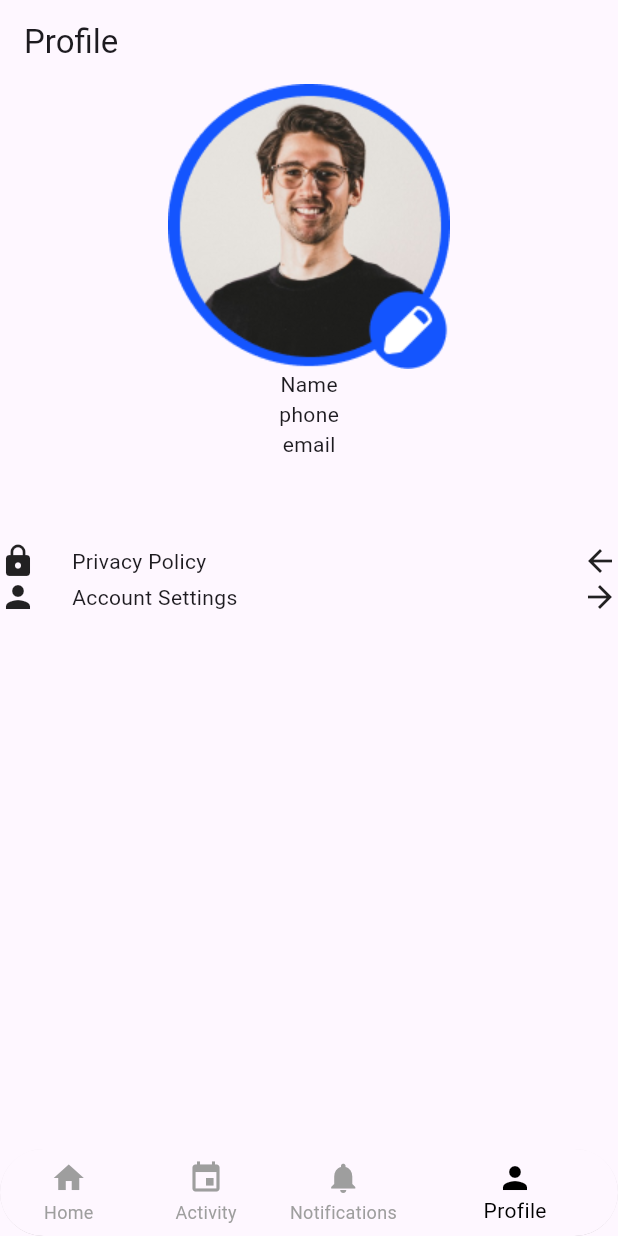
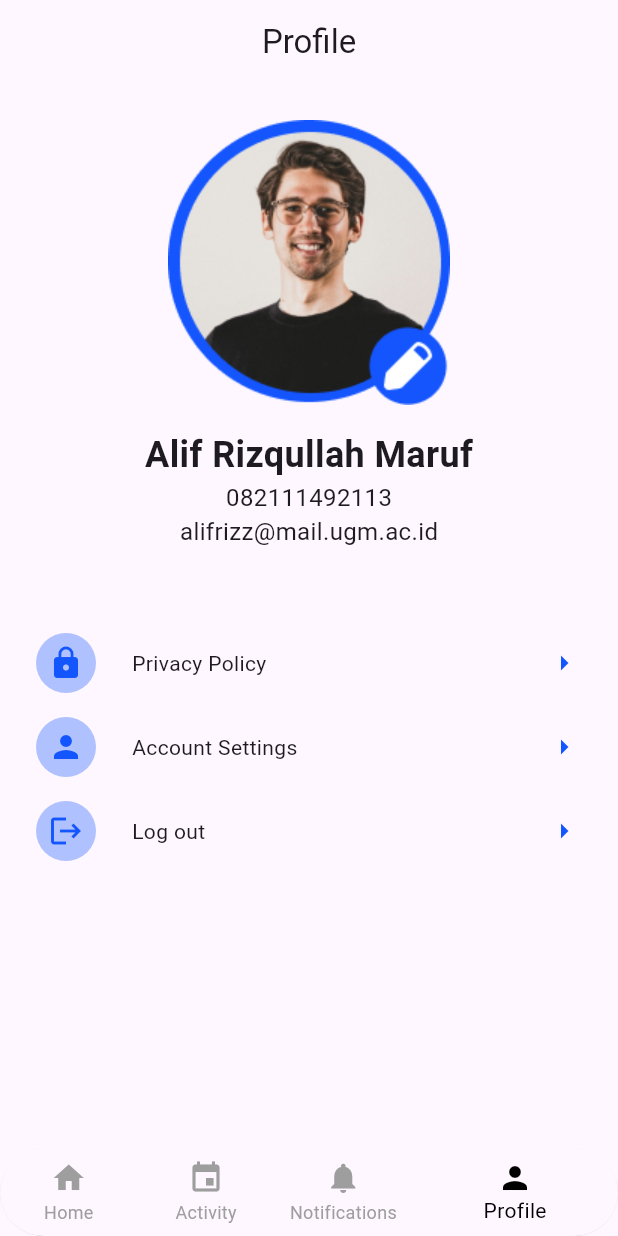
Before and after one commit to alifrizqullahmaruf/PijarApp, a Flutter app: the screen it shows after launch, item 4 of the bottom bar chosen, on a phone screen of 412 x 824 dp. Run offline on Flutter 3.47's test engine with Material 3 defaults, Android fonts, the light colour scheme and no system bars.

Commit message:
Profile screen done

```diff
--- a/lib/pages/content/notification_screen.dart
+++ b/lib/pages/content/notification_screen.dart
@@ -24,7 +24,7 @@ class NotificationScreen extends StatelessWidget {
                   children: [
                     Image.asset(
                       "lib/assets/notification.png",
-                      height: 200,
+                      height: 150,
                     ),
                     SizedBox(
                         height: 16), // Menambahkan jarak antara gambar dan teks
--- a/lib/pages/content/profile_screen.dart
+++ b/lib/pages/content/profile_screen.dart
@@ -7,26 +7,56 @@ class ProfileScreen extends StatelessWidget {
   @override
   Widget build(BuildContext context) {
     return Scaffold(
-      appBar: AppBar(title: Text("Profile"),),
+      appBar: AppBar(
+        title: Center(child: Text("Profile")),
+      ),
       body: SafeArea(
+          child: Padding(
+        padding: const EdgeInsets.all(24.0),
         child: Column(
           children: [
             Image.asset("lib/assets/profile.png"),
-          Text("Name"),
-          Text("phone"),
-          Text("email"),
-          SizedBox(height: 56,),
+            SizedBox(
+              height: 16,
+            ),
+            Text(
+              "Alif Rizqullah Maruf",
+              style: TextStyle(fontSize: 24, fontWeight: FontWeight.w700),
+            ),
+            Text(
+              "082111492113",
+              style: TextStyle(fontSize: 16),
+            ),
+            Text(
+              "alifrizz@mail.ugm.ac.id",
+              style: TextStyle(fontSize: 16),
+            ),
+            SizedBox(
+              height: 56,
+            ),
             EditProfileItem(
               leadingIcon: Icons.lock,
               text: "Privacy Policy",
-          trailingIcon: Icons.arrow_back,
+              trailingIcon: Icons.arrow_right,
+            ),
+            SizedBox(
+              height: 16,
             ),
             EditProfileItem(
               leadingIcon: Icons.person,
               text: "Account Settings",
-          trailingIcon: Icons.arrow_forward,
+              trailingIcon: Icons.arrow_right,
+            ),
+            SizedBox(
+              height: 16,
+            ),
+            EditProfileItem(
+              leadingIcon: Icons.logout,
+              text: "Log out",
+              trailingIcon: Icons.arrow_right,
             ),
           ],
+        ),
       )),
     );
   }
--- a/lib/widgets/edit_profile.dart
+++ b/lib/widgets/edit_profile.dart
@@ -16,11 +16,25 @@ class EditProfileItem extends StatelessWidget {
   Widget build(BuildContext context) {
     return Row(
       children: [
-        Container(child: Icon(leadingIcon),),
-        SizedBox(width: 24,),
+        Container(
+          decoration: BoxDecoration(
+            color: Color.fromARGB(85, 20, 85, 254),
+            shape: BoxShape.circle,
+          ),
+          child: Padding(
+            padding: const EdgeInsets.all(8.0),
+            child: Icon(leadingIcon, color: Color.fromARGB(255, 20, 86, 254)),
+          ),
+        ),
+        SizedBox(
+          width: 24,
+        ),
         Text(text),
         Spacer(),
-        Icon(trailingIcon),
+        Icon(
+          trailingIcon,
+          color: Color.fromARGB(255, 20, 86, 254),
+        ),
       ],
     );
   }
```
Lines whose indentation alone changed are shown as unchanged.
